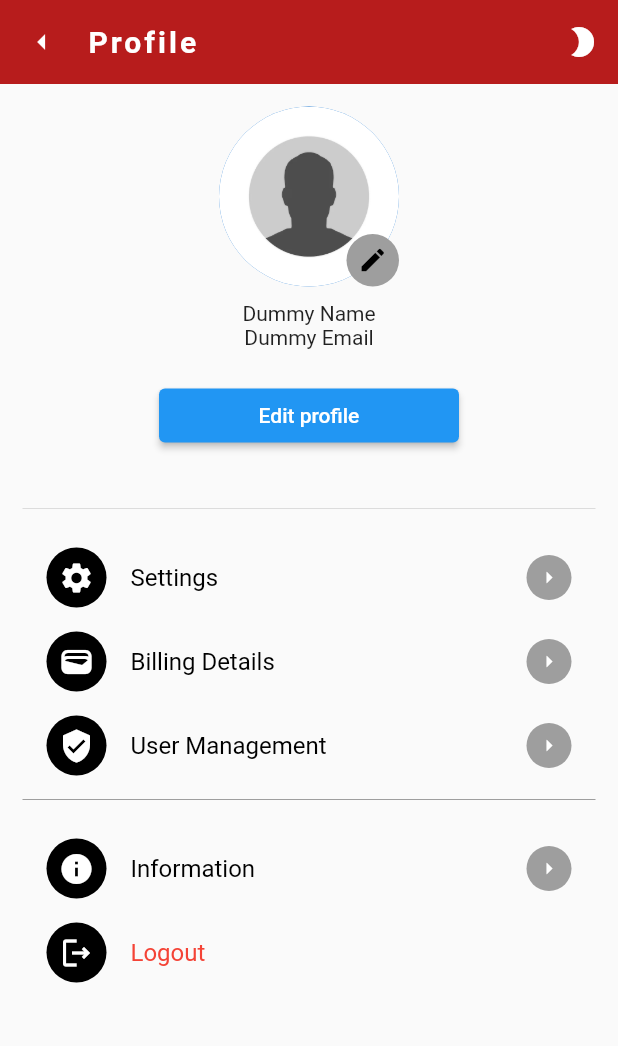
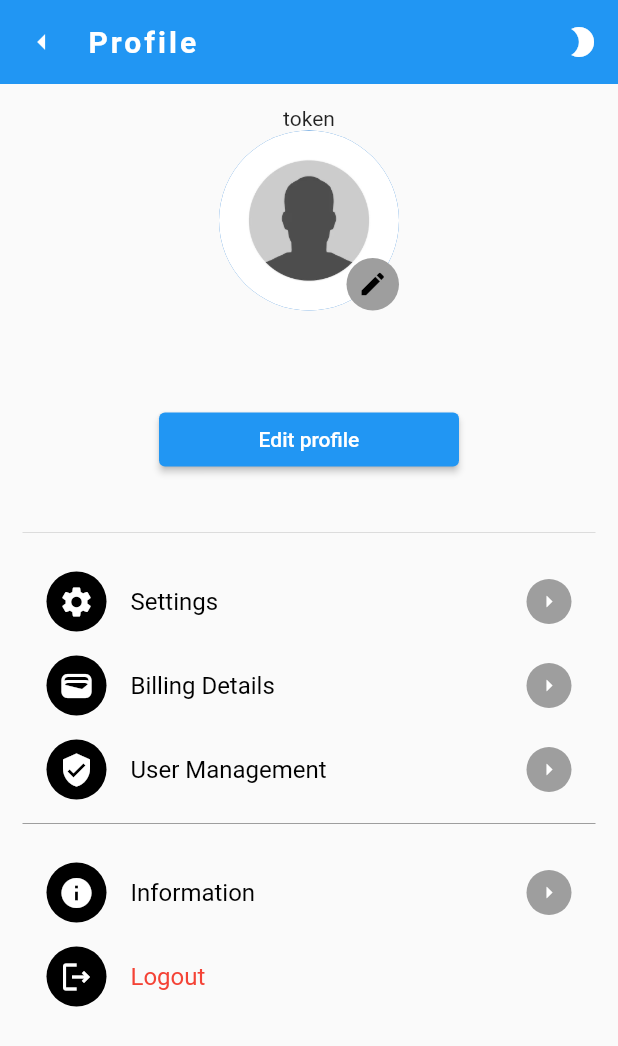
Before and after one commit to CsongorD/crypto-market-CsongorD, a Flutter app: the Profile screen opened by its route, on a phone screen of 412 x 824 dp. Shown: the top 1046 px of the screen. Run offline on Flutter 3.47's test engine with Material 2 defaults, Android fonts, the phone set to English and light mode, and no system bars; our stand-ins replace shared_preferences; missing offline and left inert: flutter_circular_text; accounts and stored records are empty; network calls fail.

Commit message:
add logged in user data to profile page and logout

```diff
--- a/frontend/lib/pages/Profile.dart
+++ b/frontend/lib/pages/Profile.dart
@@ -1,7 +1,9 @@
 // ignore_for_file: file_names
 
 import 'package:flutter/material.dart';
+import 'package:frontend/pages/Home.dart';
 import 'package:frontend/widgets/update_profile_screen.dart';
+import 'package:shared_preferences/shared_preferences.dart';
 
 import '../widgets/profile_menu_widget.dart';
 
@@ -13,14 +15,47 @@ class Profile extends StatefulWidget {
 }
 
 class _ProfileState extends State<Profile> {
+  late SharedPreferences preferences;
+  bool isLoading = false;
+
+  @override
+  void initState() {
+    super.initState();
+    getUserData();
+  }
+
+  void getUserData() async {
+    setState(() {
+      isLoading = true;
+    });
+    preferences = await SharedPreferences.getInstance();
+    setState(() {
+      isLoading = false;
+    });
+  }
+
+  void logout() {
+    preferences.clear();
+    Navigator.of(context).pushReplacement(
+      MaterialPageRoute(
+        builder: (context) => const Home(),
+      ),
+    );
+  }
+
   @override
   Widget build(BuildContext context) {
     bool isDark = MediaQuery.of(context).platformBrightness == Brightness.dark;
+
     return Scaffold(
         appBar: AppBar(
           leading: IconButton(
               onPressed: () {
-                Navigator.pop(context);
+                Navigator.of(context).pushReplacement(
+                  MaterialPageRoute(
+                    builder: (context) => const Home(),
+                  ),
+                );
               },
               icon: const Icon(Icons.arrow_left_outlined)),
           title: const Text(
@@ -37,14 +72,19 @@ class _ProfileState extends State<Profile> {
             ),
           ],
           elevation: 0,
-          backgroundColor: Colors.red[900],
+          // backgroundColor: Colors.red[900],
           titleSpacing: 2,
         ),
         body: SingleChildScrollView(
-          child: Container(
+          child: isLoading
+              ? const Center(
+                  child: CircularProgressIndicator(),
+                )
+              : Container(
                   padding: const EdgeInsets.all(15),
                   child: Column(
                     children: [
+                      Text(preferences.getString('token').toString()),
                       Stack(
                         children: [
                           const SizedBox(
@@ -75,8 +115,8 @@ class _ProfileState extends State<Profile> {
                         ],
                       ),
                       const SizedBox(height: 10),
-                const Text("Dummy Name"),
-                const Text('Dummy Email'),
+                      Text(preferences.getString('name').toString()),
+                      Text(preferences.getString('email').toString()),
                       const SizedBox(height: 20),
                       SizedBox(
                         width: 200,
@@ -84,7 +124,8 @@ class _ProfileState extends State<Profile> {
                           onPressed: () => Navigator.push(
                             context,
                             MaterialPageRoute(
-                          builder: (context) => const UpdateProfileScreen()),
+                                builder: (context) =>
+                                    const UpdateProfileScreen()),
                           ),
                           child: const Text("Edit profile"),
                         ),
@@ -125,7 +166,9 @@ class _ProfileState extends State<Profile> {
                       ProfileMenuWidget(
                         title: 'Logout',
                         icon: Icons.logout_outlined,
-                  onPress: () {},
+                        onPress: () {
+                          logout();
+                        },
                         textColor: Colors.red,
                         endIcon: false,
                       ),
```
Lines whose indentation alone changed are shown as unchanged.
